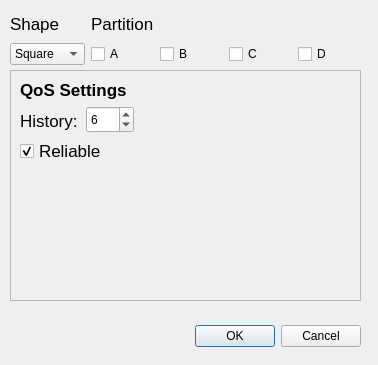
Above: utils/ShapesDemo/forms/subscribedialog.ui from eProsima/Fast-DDS before the change. Below: the same form after it.
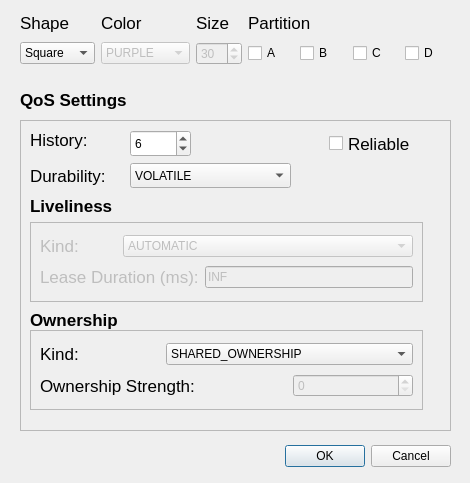
That is the form after the change.

Commit message: Pub and Sub ShapesDemo working

```diff
--- a/utils/ShapesDemo/forms/subscribedialog.ui
+++ b/utils/ShapesDemo/forms/subscribedialog.ui
@@ -6,8 +6,8 @@
    <rect>
     <x>0</x>
     <y>0</y>
-    <width>378</width>
-    <height>365</height>
+    <width>470</width>
+    <height>483</height>
    </rect>
   </property>
   <property name="windowTitle">
@@ -16,8 +16,8 @@
   <widget class="QDialogButtonBox" name="buttonBox">
    <property name="geometry">
     <rect>
-     <x>170</x>
-     <y>320</y>
+     <x>260</x>
+     <y>440</y>
      <width>191</width>
      <height>32</height>
     </rect>
@@ -32,36 +32,15 @@
   <widget class="QWidget" name="layoutWidget">
    <property name="geometry">
     <rect>
-     <x>10</x>
+     <x>20</x>
      <y>10</y>
-     <width>351</width>
+     <width>431</width>
      <height>55</height>
     </rect>
    </property>
-   <layout class="QGridLayout" name="gridLayout">
-    <item row="1" column="3">
-     <widget class="QCheckBox" name="checkBox_3">
-      <property name="text">
-       <string>C</string>
-      </property>
-     </widget>
-    </item>
-    <item row="1" column="1">
-     <widget class="QCheckBox" name="checkBox">
-      <property name="text">
-       <string>A</string>
-      </property>
-     </widget>
-    </item>
-    <item row="1" column="2">
-     <widget class="QCheckBox" name="checkBox_2">
-      <property name="text">
-       <string>B</string>
-      </property>
-     </widget>
-    </item>
+   <layout class="QGridLayout" name="gridLayout_2">
     <item row="0" column="0">
-     <widget class="QLabel" name="label_2">
+     <widget class="QLabel" name="label_3">
       <property name="font">
        <font>
         <pointsize>13</pointsize>
@@ -75,8 +54,38 @@
       </property>
      </widget>
     </item>
-    <item row="0" column="1" colspan="2">
-     <widget class="QLabel" name="label_4">
+    <item row="0" column="1">
+     <widget class="QLabel" name="label">
+      <property name="font">
+       <font>
+        <pointsize>13</pointsize>
+       </font>
+      </property>
+      <property name="text">
+       <string>Color</string>
+      </property>
+      <property name="textFormat">
+       <enum>Qt::AutoText</enum>
+      </property>
+     </widget>
+    </item>
+    <item row="0" column="2">
+     <widget class="QLabel" name="label_7">
+      <property name="font">
+       <font>
+        <pointsize>13</pointsize>
+       </font>
+      </property>
+      <property name="text">
+       <string>Size</string>
+      </property>
+      <property name="textFormat">
+       <enum>Qt::AutoText</enum>
+      </property>
+     </widget>
+    </item>
+    <item row="0" column="3" colspan="2">
+     <widget class="QLabel" name="label_8">
       <property name="font">
        <font>
         <pointsize>13</pointsize>
@@ -109,8 +118,84 @@
       </item>
      </widget>
     </item>
+    <item row="1" column="1">
+     <widget class="QComboBox" name="combo_Color">
+      <property name="enabled">
+       <bool>false</bool>
+      </property>
+      <item>
+       <property name="text">
+        <string>PURPLE</string>
+       </property>
+      </item>
+      <item>
+       <property name="text">
+        <string>RED</string>
+       </property>
+      </item>
+      <item>
+       <property name="text">
+        <string>BLUE</string>
+       </property>
+      </item>
+      <item>
+       <property name="text">
+        <string>YELLOW</string>
+       </property>
+      </item>
+      <item>
+       <property name="text">
+        <string>GREEN</string>
+       </property>
+      </item>
+      <item>
+       <property name="text">
+        <string>ORANGE</string>
+       </property>
+      </item>
+      <item>
+       <property name="text">
+        <string>MAGENTA</string>
+       </property>
+      </item>
+     </widget>
+    </item>
+    <item row="1" column="2">
+     <widget class="QSpinBox" name="spin_Size">
+      <property name="enabled">
+       <bool>false</bool>
+      </property>
+      <property name="minimum">
+       <number>1</number>
+      </property>
+      <property name="value">
+       <number>30</number>
+      </property>
+     </widget>
+    </item>
+    <item row="1" column="3">
+     <widget class="QCheckBox" name="checkBox_A">
+      <property name="text">
+       <string>A</string>
+      </property>
+     </widget>
+    </item>
     <item row="1" column="4">
-     <widget class="QCheckBox" name="checkBox_4">
+     <widget class="QCheckBox" name="checkBox_B">
+      <property name="text">
+       <string>B</string>
+      </property>
+     </widget>
+    </item>
+    <item row="1" column="5">
+     <widget class="QCheckBox" name="checkBox_C">
+      <property name="text">
+       <string>C</string>
+      </property>
+     </widget>
+    </item>
+    <item row="1" column="6">
+     <widget class="QCheckBox" name="checkBox_D">
       <property name="text">
        <string>D</string>
       </property>
@@ -118,13 +203,36 @@
     </item>
    </layout>
   </widget>
-  <widget class="QFrame" name="frame">
+  <widget class="QLabel" name="label_9">
    <property name="geometry">
     <rect>
-     <x>10</x>
-     <y>70</y>
-     <width>351</width>
-     <height>231</height>
+     <x>20</x>
+     <y>90</y>
+     <width>131</width>
+     <height>20</height>
+    </rect>
+   </property>
+   <property name="font">
+    <font>
+     <pointsize>13</pointsize>
+     <weight>75</weight>
+     <bold>true</bold>
+    </font>
+   </property>
+   <property name="text">
+    <string>QoS Settings</string>
+   </property>
+   <property name="textFormat">
+    <enum>Qt::AutoText</enum>
+   </property>
+  </widget>
+  <widget class="QFrame" name="frame_2">
+   <property name="geometry">
+    <rect>
+     <x>20</x>
+     <y>120</y>
+     <width>431</width>
+     <height>311</height>
     </rect>
    </property>
    <property name="frameShape">
@@ -133,36 +241,13 @@
    <property name="frameShadow">
     <enum>QFrame::Raised</enum>
    </property>
-   <widget class="QLabel" name="label_5">
+   <widget class="QLabel" name="label_10">
     <property name="geometry">
      <rect>
       <x>10</x>
       <y>10</y>
-      <width>111</width>
-      <height>20</height>
-     </rect>
-    </property>
-    <property name="font">
-     <font>
-      <pointsize>13</pointsize>
-      <weight>75</weight>
-      <bold>true</bold>
-     </font>
-    </property>
-    <property name="text">
-     <string>QoS Settings</string>
-    </property>
-    <property name="textFormat">
-     <enum>Qt::AutoText</enum>
-    </property>
-   </widget>
-   <widget class="QLabel" name="label_6">
-    <property name="geometry">
-     <rect>
-      <x>10</x>
-      <y>40</y>
       <width>60</width>
-      <height>21</height>
+      <height>20</height>
      </rect>
     </property>
     <property name="font">
@@ -180,9 +265,9 @@
    <widget class="QSpinBox" name="spin_HistoryQos">
     <property name="geometry">
      <rect>
-      <x>76</x>
-      <y>36</y>
-      <width>48</width>
+      <x>110</x>
+      <y>10</y>
+      <width>61</width>
       <height>27</height>
      </rect>
     </property>
@@ -190,7 +275,7 @@
      <number>1</number>
     </property>
     <property name="maximum">
-     <number>50</number>
+     <number>200</number>
     </property>
     <property name="value">
      <number>6</number>
@@ -199,10 +284,10 @@
    <widget class="QCheckBox" name="checkBox_reliable">
     <property name="geometry">
      <rect>
-      <x>10</x>
-      <y>70</y>
-      <width>98</width>
-      <height>22</height>
+      <x>309</x>
+      <y>11</y>
+      <width>93</width>
+      <height>25</height>
      </rect>
     </property>
     <property name="font">
@@ -214,9 +299,254 @@
      <string>Reliable</string>
     </property>
     <property name="checked">
-     <bool>true</bool>
+     <bool>false</bool>
     </property>
    </widget>
+   <widget class="QLabel" name="label_13">
+    <property name="geometry">
+     <rect>
+      <x>10</x>
+      <y>76</y>
+      <width>101</width>
+      <height>20</height>
+     </rect>
+    </property>
+    <property name="font">
+     <font>
+      <pointsize>13</pointsize>
+      <weight>75</weight>
+      <bold>true</bold>
+     </font>
+    </property>
+    <property name="text">
+     <string>Liveliness</string>
+    </property>
+    <property name="textFormat">
+     <enum>Qt::AutoText</enum>
+    </property>
+   </widget>
+   <widget class="QFrame" name="frame_4">
+    <property name="enabled">
+     <bool>false</bool>
+    </property>
+    <property name="geometry">
+     <rect>
+      <x>10</x>
+      <y>102</y>
+      <width>393</width>
+      <height>80</height>
+     </rect>
+    </property>
+    <property name="frameShape">
+     <enum>QFrame::StyledPanel</enum>
+    </property>
+    <property name="frameShadow">
+     <enum>QFrame::Raised</enum>
+    </property>
+    <layout class="QGridLayout" name="gridLayout_4">
+     <item row="0" column="0">
+      <widget class="QLabel" name="label_14">
+       <property name="font">
+        <font>
+         <pointsize>13</pointsize>
+        </font>
+       </property>
+       <property name="text">
+        <string>Kind:</string>
+       </property>
+       <property name="textFormat">
+        <enum>Qt::AutoText</enum>
+       </property>
+      </widget>
+     </item>
+     <item row="0" column="1" colspan="2">
+      <widget class="QComboBox" name="comboBox_liveliness">
+       <item>
+        <property name="text">
+         <string>AUTOMATIC</string>
+        </property>
+       </item>
+       <item>
+        <property name="text">
+         <string>MANUAL_BY_PARTICIPANT</string>
+        </property>
+       </item>
+       <item>
+        <property name="text">
+         <string>MANUAL_BY_TOPIC</string>
+        </property>
+       </item>
+      </widget>
+     </item>
+     <item row="1" column="0" colspan="2">
+      <widget class="QLabel" name="label_15">
+       <property name="font">
+        <font>
+         <pointsize>13</pointsize>
+        </font>
+       </property>
+       <property name="text">
+        <string>Lease Duration (ms):</string>
+       </property>
+       <property name="textFormat">
+        <enum>Qt::AutoText</enum>
+       </property>
+      </widget>
+     </item>
+     <item row="1" column="2">
+      <widget class="QLineEdit" name="lineEdit_leaseDuration">
+       <property name="text">
+        <string>INF</string>
+       </property>
+      </widget>
+     </item>
+    </layout>
+   </widget>
+   <widget class="QLabel" name="label_16">
+    <property name="geometry">
+     <rect>
+      <x>10</x>
+      <y>43</y>
+      <width>80</width>
+      <height>25</height>
+     </rect>
+    </property>
+    <property name="font">
+     <font>
+      <pointsize>13</pointsize>
+     </font>
+    </property>
+    <property name="text">
+     <string>Durability:</string>
+    </property>
+    <property name="textFormat">
+     <enum>Qt::AutoText</enum>
+    </property>
+   </widget>
+   <widget class="QComboBox" name="comboBox_durability">
+    <property name="geometry">
+     <rect>
+      <x>110</x>
+      <y>43</y>
+      <width>161</width>
+      <height>25</height>
+     </rect>
+    </property>
+    <property name="currentIndex">
+     <number>0</number>
+    </property>
+    <item>
+     <property name="text">
+      <string>VOLATILE</string>
+     </property>
+    </item>
+    <item>
+     <property name="text">
+      <string>TRANSIENT_LOCAL</string>
+     </property>
+    </item>
+   </widget>
+   <widget class="QLabel" name="label_17">
+    <property name="geometry">
+     <rect>
+      <x>10</x>
+      <y>190</y>
+      <width>111</width>
+      <height>20</height>
+     </rect>
+    </property>
+    <property name="font">
+     <font>
+      <pointsize>13</pointsize>
+      <weight>75</weight>
+      <bold>true</bold>
+     </font>
+    </property>
+    <property name="text">
+     <string>Ownership</string>
+    </property>
+    <property name="textFormat">
+     <enum>Qt::AutoText</enum>
+    </property>
+   </widget>
+   <widget class="QFrame" name="frame_3">
+    <property name="geometry">
+     <rect>
+      <x>10</x>
+      <y>210</y>
+      <width>393</width>
+      <height>80</height>
+     </rect>
+    </property>
+    <property name="frameShape">
+     <enum>QFrame::StyledPanel</enum>
+    </property>
+    <property name="frameShadow">
+     <enum>QFrame::Raised</enum>
+    </property>
+    <layout class="QGridLayout" name="gridLayout_3">
+     <item row="0" column="0">
+      <widget class="QLabel" name="label_11">
+       <property name="font">
+        <font>
+         <pointsize>13</pointsize>
+        </font>
+       </property>
+       <property name="text">
+        <string>Kind:</string>
+       </property>
+       <property name="textFormat">
+        <enum>Qt::AutoText</enum>
+       </property>
+      </widget>
+     </item>
+     <item row="0" column="1" colspan="2">
+      <widget class="QComboBox" name="comboBox_ownership">
+       <item>
+        <property name="text">
+         <string>SHARED_OWNERSHIP</string>
+        </property>
+       </item>
+       <item>
+        <property name="text">
+         <string>EXCLUSIVE_OWNERSHIP</string>
+        </property>
+       </item>
+      </widget>
+     </item>
+     <item row="2" column="0" colspan="2">
+      <widget class="QLabel" name="label_12">
+       <property name="font">
+        <font>
+         <pointsize>13</pointsize>
+        </font>
+       </property>
+       <property name="text">
+        <string>Ownership Strength:</string>
+       </property>
+       <property name="textFormat">
+        <enum>Qt::AutoText</enum>
+       </property>
+      </widget>
+     </item>
+     <item row="2" column="2">
+      <widget class="QSpinBox" name="spin_ownershipStrength">
+       <property name="enabled">
+        <bool>false</bool>
+       </property>
+       <property name="minimum">
+        <number>0</number>
+       </property>
+       <property name="maximum">
+        <number>50</number>
+       </property>
+       <property name="value">
+        <number>0</number>
+       </property>
+      </widget>
+     </item>
+    </layout>
+   </widget>
   </widget>
  </widget>
  <resources/>
```
Left out of the diff: 2 changed lines with no effect on the pictures. The commit also changes 30 other files.
